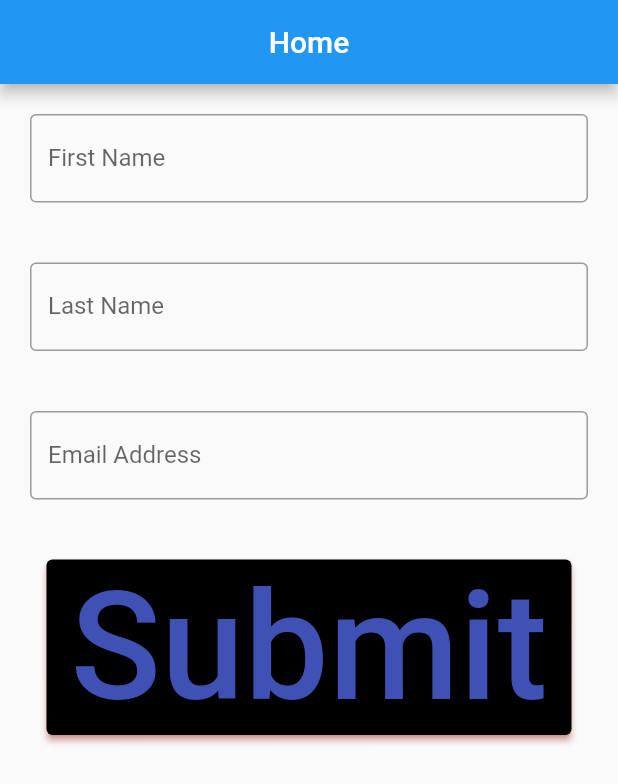
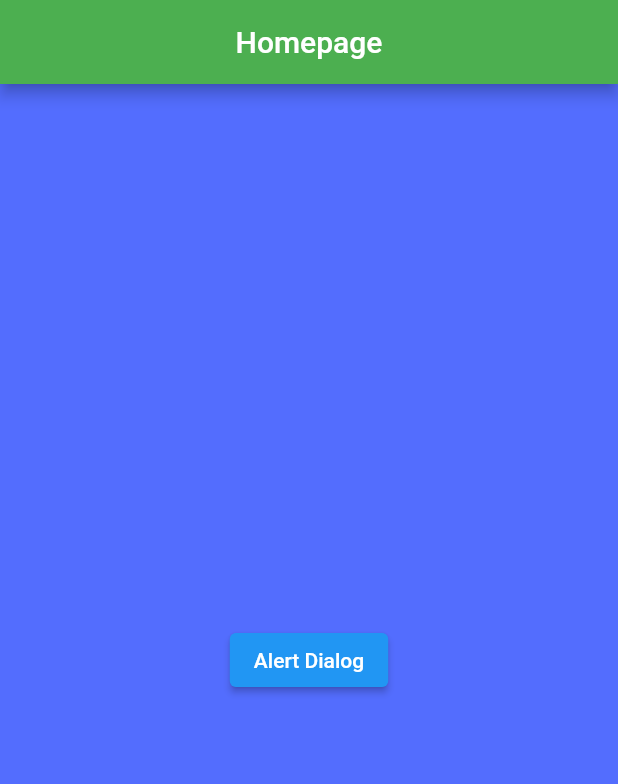
Before and after one commit to ShRudra88/flutter_ostad_prv_p, a Flutter app: the screen it shows after launch, on a phone screen of 412 x 824 dp. Shown: the top 784 px of the screen. Run offline on Flutter 3.47's test engine with Material 2 defaults, Android fonts, the light colour scheme and no system bars.

Commit message:
Alert_dialog

```diff
--- a/lib/main.dart
+++ b/lib/main.dart
@@ -1,65 +1,63 @@
 import 'package:flutter/material.dart';
 
-void main() {
-  runApp(MyApp());
-}
+void main() => runApp(const MyApp());
 
 class MyApp extends StatelessWidget {
   const MyApp({Key? key}) : super(key: key);
 
   @override
   Widget build(BuildContext context) {
-    return MaterialApp(
+    return const MaterialApp(
       debugShowCheckedModeBanner: false,
-      home: HomeScreen(),
+      home: HomePage(),
     );
   }
 }
 
-class HomeScreen extends StatelessWidget {
-  const HomeScreen({Key? key}) : super(key: key);
+class HomePage extends StatefulWidget {
+  const HomePage({Key? key}) : super(key: key);
 
+  @override
+  _HomePageState createState() => _HomePageState();
+}
+
+class _HomePageState extends State<HomePage> {
   @override
   Widget build(BuildContext context) {
     return Scaffold(
       appBar: AppBar(
         centerTitle: true,
-        title: Text('Home'),
+        title:  Text("Homepage"),
+        backgroundColor: Colors.green,
       ),
-      body: Column(
-        children: [
-          Padding(
-              padding: EdgeInsets.all(20),
-              child: TextField(
-                decoration: InputDecoration(
-                    border: OutlineInputBorder(), labelText: 'First Name'),
-              )),
-          Padding(
-              padding: EdgeInsets.all(20),
-              child: TextField(
-                decoration: InputDecoration(
-                    border: OutlineInputBorder(), labelText: 'Last Name'),
-              )),
-          Padding(
-              padding: EdgeInsets.all(20),
-              child: TextField(
-                decoration: InputDecoration(
-                    border: OutlineInputBorder(), labelText: 'Email Address'),
-              )),
-          Padding(
-            padding: EdgeInsets.all(20),
+      backgroundColor: Colors.indigoAccent,
+      body: Container(
+        child: Center(
           child: ElevatedButton(
-              style: ElevatedButton.styleFrom(
-                primary: Colors.black,
-                shadowColor: Colors.red,
-              ),
-              onPressed: () {},
-              child: Text('Submit',
-                style: TextStyle(fontSize: 100, color: Colors.indigo),
+            onPressed: () {
+              showDialog(
+                context: context,
+                builder: (context) => AlertDialog(
+                  title: Text("Alert Dialog Box"),
+                  content: Text("You have raised a Alert Dialog Box"),
+                  actions: <Widget>[
+                    TextButton(
+                      onPressed: () {
+                        Navigator.of(context).pop();
+                      },
+                      child: Container(
+                        color: Colors.green,
+                        padding: EdgeInsets.all(14),
+                        child: Text("okay", style: TextStyle(color: Colors.yellowAccent),),
                       ),
                     ),
-          )
                   ],
+                ),
+              );
+            },
+            child: Text("Alert Dialog"),
+          ),
+           ),
         ),
       );
   }
```
Lines whose indentation alone changed are shown as unchanged.
